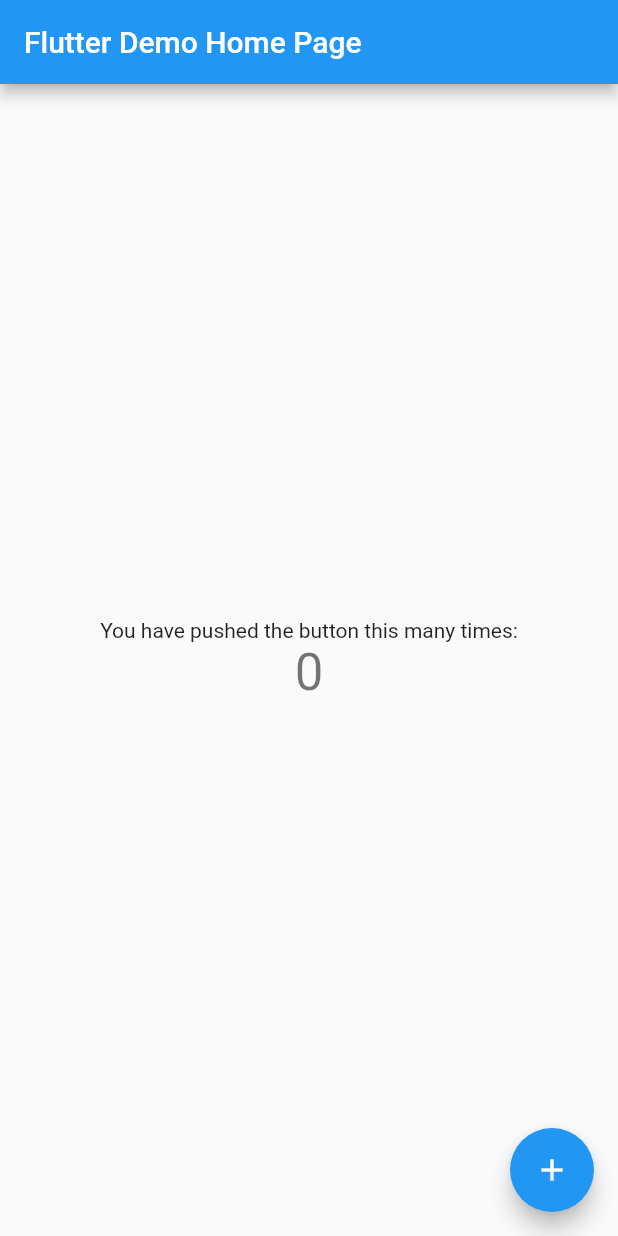
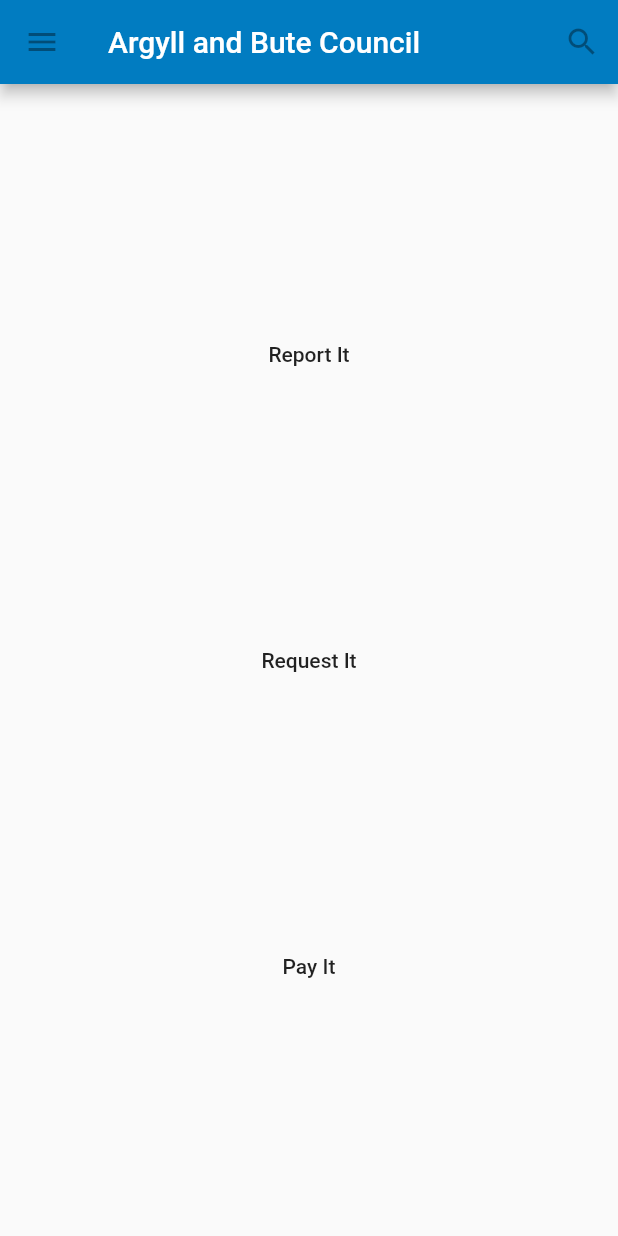
Before and after one commit to ritchiedw/abc_app, a Flutter app: the screen it shows after launch, on a phone screen of 412 x 824 dp. Run offline on Flutter 3.47's test engine with Material 2 defaults, Android fonts, the phone set to English and light mode, and no system bars; our stand-ins replace sqflite; accounts and stored records are empty.

```diff
--- a/lib/main.dart
+++ b/lib/main.dart
@@ -1,111 +1,13 @@
 import 'package:flutter/material.dart';
+import 'package:abc_app/main_screen.dart';
 
-void main() => runApp(MyApp());
+void main() => runApp(ABCApp());
 
-class MyApp extends StatelessWidget {
-  // This widget is the root of your application.
+class ABCApp extends StatelessWidget {
   @override
   Widget build(BuildContext context) {
     return MaterialApp(
-      title: 'Flutter Demo',
-      theme: ThemeData(
-        // This is the theme of your application.
-        //
-        // Try running your application with "flutter run". You'll see the
-        // application has a blue toolbar. Then, without quitting the app, try
-        // changing the primarySwatch below to Colors.green and then invoke
-        // "hot reload" (press "r" in the console where you ran "flutter run",
-        // or simply save your changes to "hot reload" in a Flutter IDE).
-        // Notice that the counter didn't reset back to zero; the application
-        // is not restarted.
-        primarySwatch: Colors.blue,
-      ),
-      home: MyHomePage(title: 'Flutter Demo Home Page'),
+      home: MainScreen(),
     );
   }
 }
-
-class MyHomePage extends StatefulWidget {
-  MyHomePage({Key key, this.title}) : super(key: key);
-
-  // This widget is the home page of your application. It is stateful, meaning
-  // that it has a State object (defined below) that contains fields that affect
-  // how it looks.
-
-  // This class is the configuration for the state. It holds the values (in this
-  // case the title) provided by the parent (in this case the App widget) and
-  // used by the build method of the State. Fields in a Widget subclass are
-  // always marked "final".
-
-  final String title;
-
-  @override
-  _MyHomePageState createState() => _MyHomePageState();
-}
-
-class _MyHomePageState extends State<MyHomePage> {
-  int _counter = 0;
-
-  void _incrementCounter() {
-    setState(() {
-      // This call to setState tells the Flutter framework that something has
-      // changed in this State, which causes it to rerun the build method below
-      // so that the display can reflect the updated values. If we changed
-      // _counter without calling setState(), then the build method would not be
-      // called again, and so nothing would appear to happen.
-      _counter++;
-    });
-  }
-
-  @override
-  Widget build(BuildContext context) {
-    // This method is rerun every time setState is called, for instance as done
-    // by the _incrementCounter method above.
-    //
-    // The Flutter framework has been optimized to make rerunning build methods
-    // fast, so that you can just rebuild anything that needs updating rather
-    // than having to individually change instances of widgets.
-    return Scaffold(
-      appBar: AppBar(
-        // Here we take the value from the MyHomePage object that was created by
-        // the App.build method, and use it to set our appbar title.
-        title: Text(widget.title),
-      ),
-      body: Center(
-        // Center is a layout widget. It takes a single child and positions it
-        // in the middle of the parent.
-        child: Column(
-          // Column is also layout widget. It takes a list of children and
-          // arranges them vertically. By default, it sizes itself to fit its
-          // children horizontally, and tries to be as tall as its parent.
-          //
-          // Invoke "debug painting" (press "p" in the console, choose the
-          // "Toggle Debug Paint" action from the Flutter Inspector in Android
-          // Studio, or the "Toggle Debug Paint" command in Visual Studio Code)
-          // to see the wireframe for each widget.
-          //
-          // Column has various properties to control how it sizes itself and
-          // how it positions its children. Here we use mainAxisAlignment to
-          // center the children vertically; the main axis here is the vertical
-          // axis because Columns are vertical (the cross axis would be
-          // horizontal).
-          mainAxisAlignment: MainAxisAlignment.center,
-          children: <Widget>[
-            Text(
-              'You have pushed the button this many times:',
-            ),
-            Text(
-              '$_counter',
-              style: Theme.of(context).textTheme.display1,
-            ),
-          ],
-        ),
-      ),
-      floatingActionButton: FloatingActionButton(
-        onPressed: _incrementCounter,
-        tooltip: 'Increment',
-        child: Icon(Icons.add),
-      ), // This trailing comma makes auto-formatting nicer for build methods.
-    );
-  }
-}
--- /dev/null
+++ b/lib/main_screen.dart
@@ -0,0 +1,46 @@
+import 'package:flutter/material.dart';
+
+class MainScreen extends StatelessWidget {
+  @override
+  Widget build(BuildContext context) {
+    return Scaffold(
+      appBar: AppBar(
+        backgroundColor: Color(
+          0xff017cc1,
+        ),
+        leading: IconButton(
+          icon: Icon(Icons.menu),
+          tooltip: 'Navigation menu',
+          onPressed: null,
+        ),
+        title: Text('Argyll and Bute Council'),
+        actions: <Widget>[
+          IconButton(
+            icon: Icon(Icons.search),
+            tooltip: 'Search',
+            onPressed: null,
+          ),
+        ],
+      ),
+      body: Center(
+        child: Column(
+          mainAxisAlignment: MainAxisAlignment.spaceEvenly,
+          children: <Widget>[
+            FlatButton(
+              child: Text("Report It"),
+              onPressed: () {},
+            ),
+            FlatButton(
+              child: Text("Request It"),
+              onPressed: () {},
+            ),
+            FlatButton(
+              child: Text("Pay It"),
+              onPressed: () {},
+            ),
+          ],
+        ),
+      ),
+    );
+  }
+}
--- a/pubspec.yaml
+++ b/pubspec.yaml
@@ -23,6 +23,8 @@ dependencies:
   # The following adds the Cupertino Icons font to your application.
   # Use with the CupertinoIcons class for iOS style icons.
   cupertino_icons: ^0.1.2
+  sqflite: ^1.1.6
+  path_provider: ^1.2.0
 
 dev_dependencies:
   flutter_test:
```
Also changed, not shown: lib/client_model.dart (added, +40 -0 lines), lib/database.dart (added, +39 -0 lines), pubspec.lock, 1 other file.
